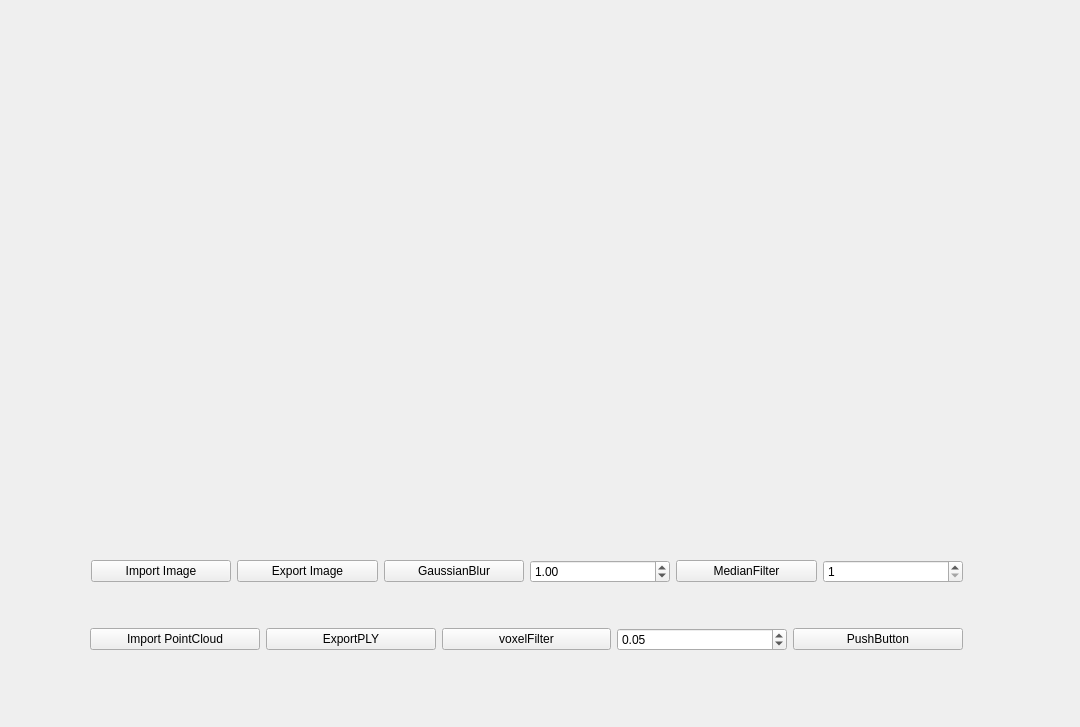
Old version of the form src/MainWindows.ui in the repository Johnson-Tang2019/main_cpp_hw1.
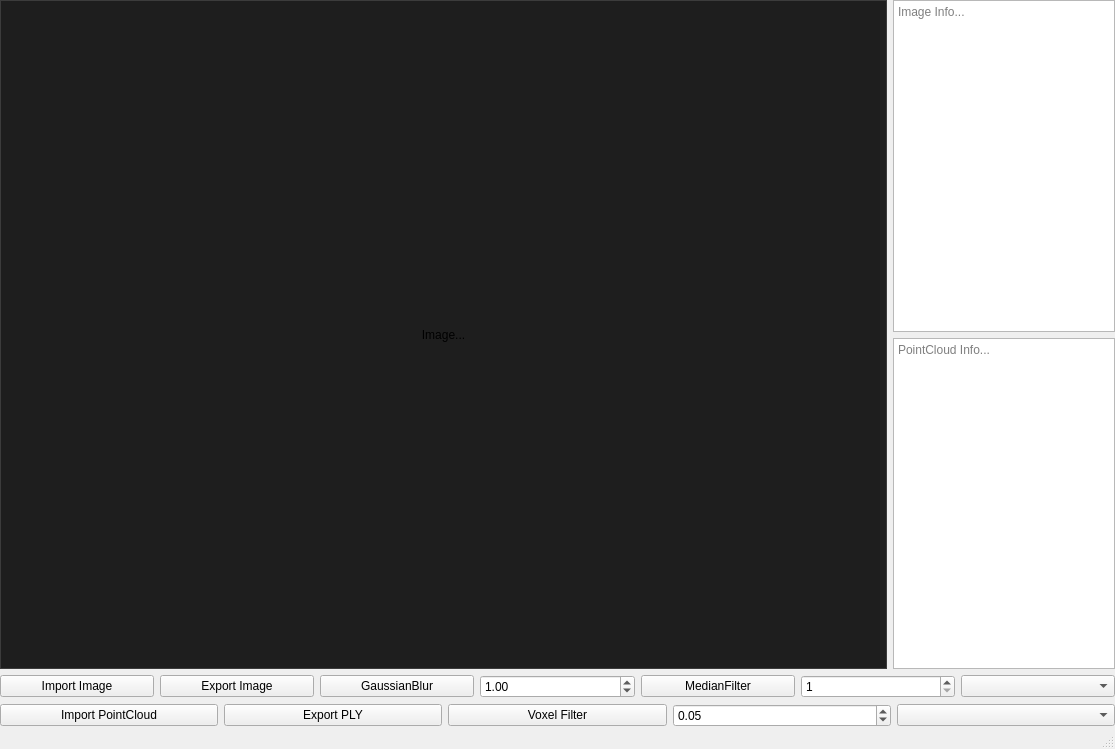
New version of the form.

The edit to the form file:
```diff
--- a/src/MainWindows.ui
+++ b/src/MainWindows.ui
@@ -1,49 +1,84 @@
 <?xml version="1.0" encoding="UTF-8"?>
 <ui version="4.0">
  <class>MainWindow</class>
- <widget class="QWidget" name="MainWindow">
+ <widget class="QMainWindow" name="MainWindow">
   <property name="geometry">
    <rect>
     <x>0</x>
     <y>0</y>
-    <width>1080</width>
-    <height>727</height>
+    <width>1115</width>
+    <height>749</height>
    </rect>
   </property>
   <property name="windowTitle">
    <string>RS App</string>
   </property>
-  <widget class="QLabel" name="labelImage">
-   <property name="geometry">
-    <rect>
-     <x>-10</x>
-     <y>0</y>
-     <width>1080</width>
-     <height>501</height>
-    </rect>
-   </property>
-   <property name="text">
-    <string/>
-   </property>
-  </widget>
-  <widget class="QWidget" name="verticalLayoutWidget">
-   <property name="geometry">
-    <rect>
-     <x>90</x>
-     <y>520</y>
-     <width>873</width>
-     <height>171</height>
-    </rect>
-   </property>
-   <layout class="QVBoxLayout" name="verticalLayout">
+  <widget class="QWidget" name="centralwidget">
+   <layout class="QVBoxLayout" name="mainVerticalLayout" stretch="8,1,1">
+    <property name="spacing">
+     <number>6</number>
+    </property>
+    <property name="leftMargin">
+     <number>0</number>
+    </property>
+    <property name="topMargin">
+     <number>0</number>
+    </property>
+    <property name="rightMargin">
+     <number>0</number>
+    </property>
+    <property name="bottomMargin">
+     <number>0</number>
+    </property>
     <item>
-     <layout class="QHBoxLayout" name="horizontalLayout">
-      <property name="leftMargin">
-       <number>1</number>
-      </property>
-      <property name="topMargin">
-       <number>1</number>
-      </property>
+     <layout class="QHBoxLayout" name="contentLayout" stretch="4,1">
+      <item>
+       <widget class="QLabel" name="labelImage">
+        <property name="sizePolicy">
+         <sizepolicy hsizetype="Expanding" vsizetype="Expanding">
+          <horstretch>0</horstretch>
+          <verstretch>0</verstretch>
+         </sizepolicy>
+        </property>
+        <property name="minimumSize">
+         <size>
+          <width>200</width>
+          <height>200</height>
+         </size>
+        </property>
+        <property name="styleSheet">
+         <string notr="true">background-color: rgb(30, 30, 30); border: 1px solid rgb(60, 60, 60);</string>
+        </property>
+        <property name="text">
+         <string>Image...</string>
+        </property>
+        <property name="alignment">
+         <set>Qt::AlignmentFlag::AlignCenter</set>
+        </property>
+       </widget>
+      </item>
+      <item>
+       <layout class="QVBoxLayout" name="logLayout">
+        <item>
+         <widget class="QTextBrowser" name="tbImage">
+          <property name="placeholderText">
+           <string>Image Info...</string>
+          </property>
+         </widget>
+        </item>
+        <item>
+         <widget class="QTextBrowser" name="tbPointCloud">
+          <property name="placeholderText">
+           <string>PointCloud Info...</string>
+          </property>
+         </widget>
+        </item>
+       </layout>
+      </item>
+     </layout>
+    </item>
+    <item>
+     <layout class="QHBoxLayout" name="imageToolBar">
       <item>
        <widget class="QPushButton" name="btnImport">
         <property name="text">
@@ -87,18 +122,15 @@
         <property name="minimum">
          <number>1</number>
         </property>
-        <property name="singleStep">
-         <number>2</number>
-        </property>
-        <property name="value">
-         <number>1</number>
-        </property>
        </widget>
       </item>
+      <item>
+       <widget class="QComboBox" name="cbImage"/>
+      </item>
      </layout>
     </item>
     <item>
-     <layout class="QHBoxLayout" name="horizontalLayout_3">
+     <layout class="QHBoxLayout" name="pcToolBar">
       <item>
        <widget class="QPushButton" name="btnImportPointCloud">
         <property name="text">
@@ -112,14 +144,14 @@
       <item>
        <widget class="QPushButton" name="btnExportPLY">
         <property name="text">
-         <string>ExportPLY</string>
+         <string>Export PLY</string>
         </property>
        </widget>
       </item>
       <item>
        <widget class="QPushButton" name="btnVoxelFilter">
         <property name="text">
-         <string>voxelFilter</string>
+         <string>Voxel Filter</string>
         </property>
        </widget>
       </item>
@@ -134,16 +166,13 @@
        </widget>
       </item>
       <item>
-       <widget class="QPushButton" name="pushButton_3">
-        <property name="text">
-         <string>PushButton</string>
-        </property>
-       </widget>
+       <widget class="QComboBox" name="cbPointCloud"/>
       </item>
      </layout>
     </item>
    </layout>
   </widget>
+  <widget class="QStatusBar" name="statusbar"/>
  </widget>
  <resources/>
  <connections/>
```
Left out of the diff: 9 changed lines with no effect on the pictures.
